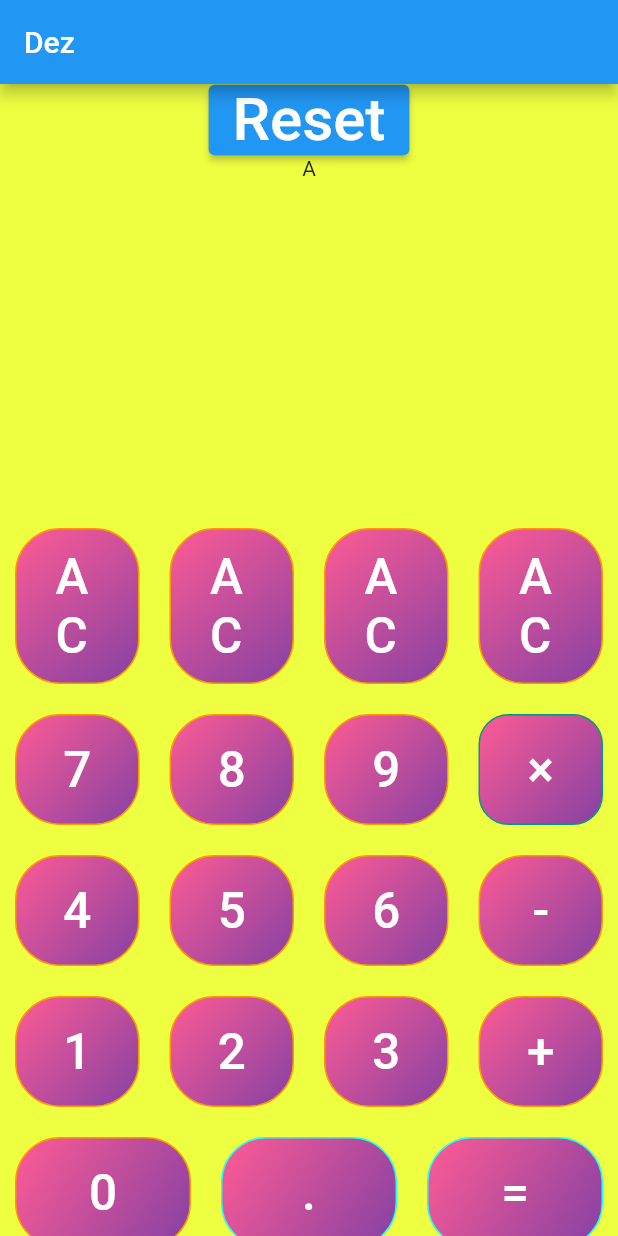
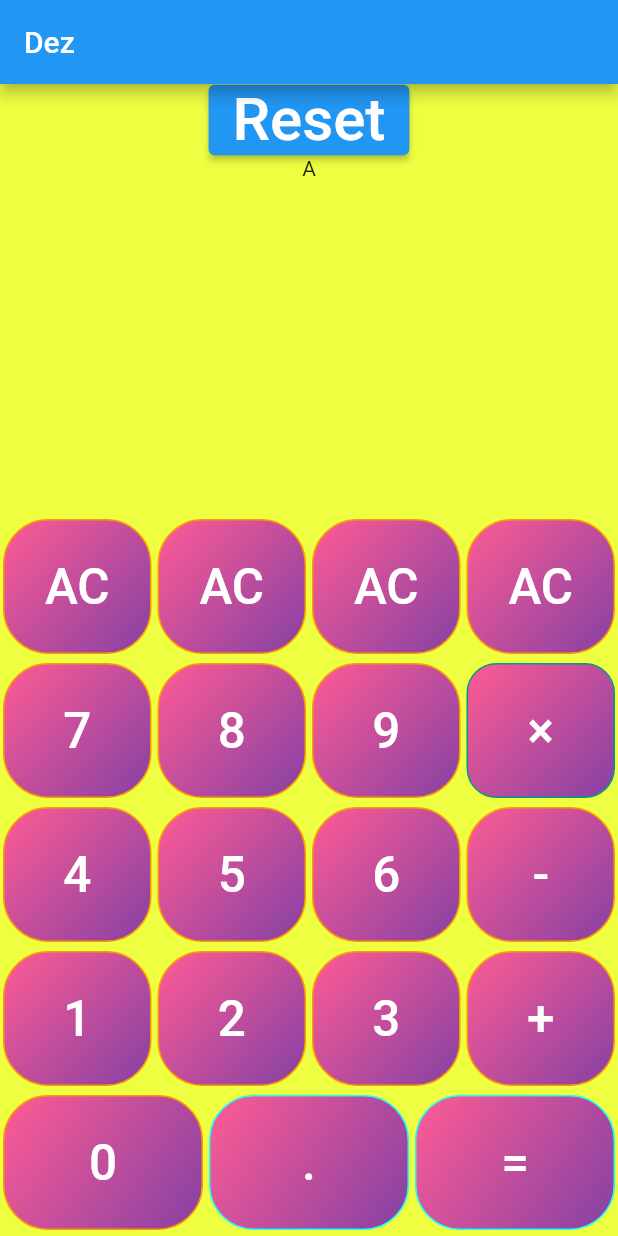
Before and after one commit to blackout358/Calculator-Flutter, a Flutter app: the screen it shows after launch, on a phone screen of 412 x 824 dp. Run offline on Flutter 3.47's test engine with Material 2 defaults, Android fonts, the phone set to English and light mode, and no system bars.

```diff
--- a/lib/Widgets/app_buttons.dart
+++ b/lib/Widgets/app_buttons.dart
@@ -25,12 +25,13 @@ class AppButtons extends StatelessWidget {
   Widget build(BuildContext context) {
     return Expanded(
       child: Container(
-        margin: EdgeInsets.all(10),
-        padding: EdgeInsets.symmetric(horizontal: 10, vertical: 12),
+        margin: EdgeInsets.all(2),
+        padding: EdgeInsets.symmetric(horizontal: 0, vertical: 20),
         // width: width,
         // height: (MediaQuery.of(context).size.width - 30) / 4,
         // width: (MediaQuery.of(context).size.width - 30) / 4,
         decoration: BoxDecoration(
+
             // color: backgroundColor,
             gradient: const LinearGradient(
               colors: [Color(0xFFFF5B94), Color(0xFF8441A4)],
```
